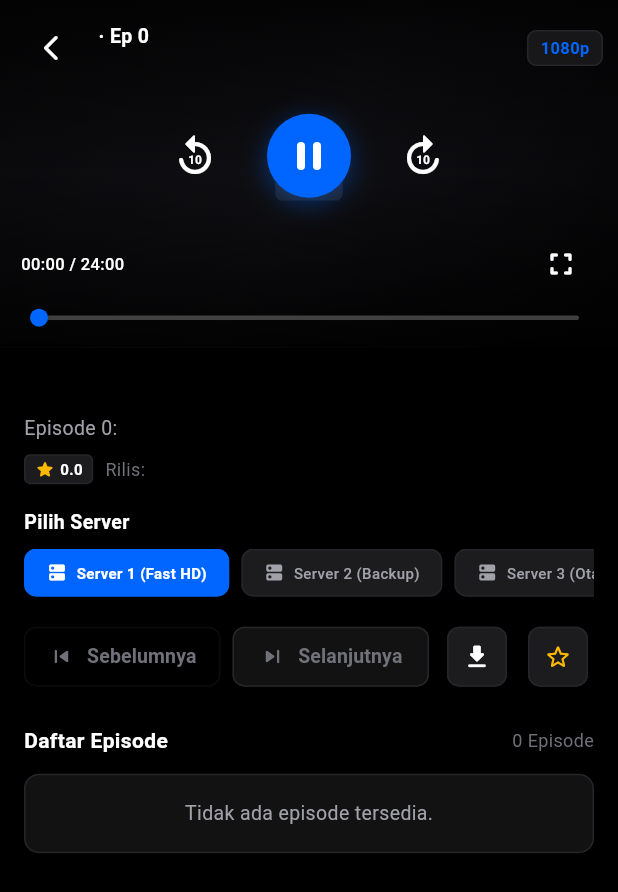
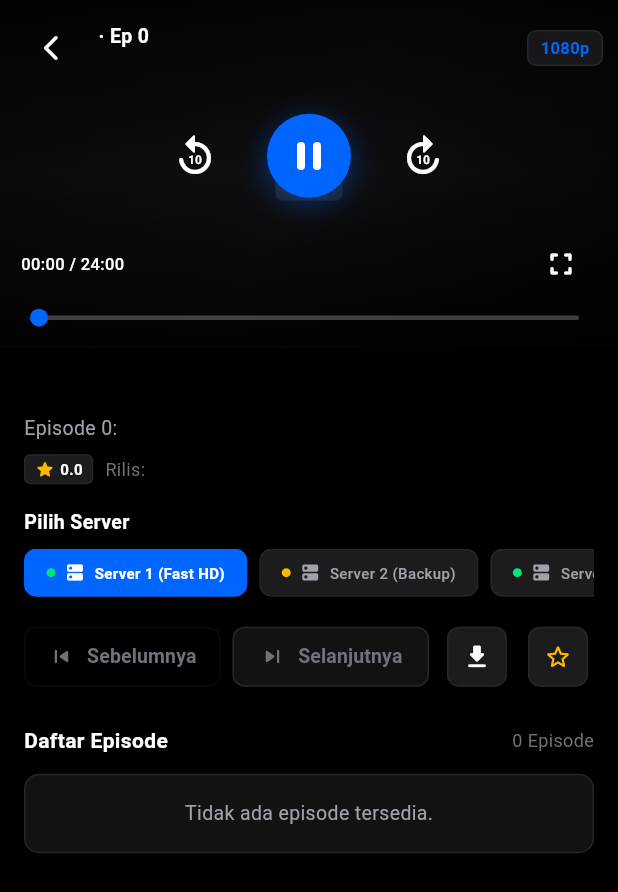
Before and after one commit to andika-x-pplg/nimewa, a Flutter app: the AnimeWatchScreen screen opened directly with empty values, on a phone screen of 412 x 824 dp. Shown: the top 892 px of the screen. Run offline on Flutter 3.47's test engine with Material 3 defaults, Android fonts, the phone set to English and light mode, and no system bars; network calls fail.

Commit message:
feat(player): implement multi-server health status and in-player failover alert

```diff
--- a/lib/presentation/screens/anime_watch_screen.dart
+++ b/lib/presentation/screens/anime_watch_screen.dart
@@ -34,12 +34,31 @@ class _AnimeWatchScreenState extends State<AnimeWatchScreen> {
   late String _selectedServer;
   bool _isControlsVisible = true;
   bool _isFullscreen = false;
+  String? _serverErrorMessage;
 
   @override
   void initState() {
     super.initState();
     _currentEpisode = widget.initialEpisode;
     _selectedServer = availableServers.first;
+  }
+
+  bool _isServerAvailable(String server) {
+    return server != 'Server 2 (Backup)';
+  }
+
+  void _onServerSelected(String server) {
+    setState(() {
+      _selectedServer = server;
+      if (!_isServerAvailable(server)) {
+        _isPlaying = false;
+        _serverErrorMessage =
+            'Server 2 sedang gangguan / maintenance. Silakan beralih ke Server 1 atau Server 3 yang aktif.';
+      } else {
+        _serverErrorMessage = null;
+        _isPlaying = true;
+      }
+    });
   }
 
   int get _currentEpisodeIndex {
@@ -153,8 +172,8 @@ class _AnimeWatchScreenState extends State<AnimeWatchScreen> {
           // Background simulation layer
           _buildVideoBackdrop(),
 
-          // Center loading or playing simulation visual
-          if (!_isPlaying)
+          // Center pause indicator visual
+          if (_serverErrorMessage == null && !_isPlaying)
             Center(
               child: Container(
                 padding: const EdgeInsets.symmetric(horizontal: 14, vertical: 6),
@@ -181,12 +200,62 @@ class _AnimeWatchScreenState extends State<AnimeWatchScreen> {
             ),
 
           // Controls overlay
+          if (_serverErrorMessage == null)
             AnimatedOpacity(
               opacity: _isControlsVisible ? 1.0 : 0.0,
               duration: const Duration(milliseconds: 200),
               child: IgnorePointer(
                 ignoring: !_isControlsVisible,
                 child: _buildControlsOverlay(),
+              ),
+            ),
+
+          // In-player error banner overlay (on top of everything)
+          if (_serverErrorMessage != null)
+            Center(
+              child: Container(
+                key: const Key('in_player_server_error_banner'),
+                margin: const EdgeInsets.symmetric(horizontal: 20),
+                padding: const EdgeInsets.all(14),
+                decoration: BoxDecoration(
+                  color: const Color(0xFF181206).withValues(alpha: 0.95),
+                  borderRadius: BorderRadius.circular(12),
+                  border: Border.all(color: const Color(0xFFFFB800)),
+                ),
+                child: Column(
+                  mainAxisSize: MainAxisSize.min,
+                  children: [
+                    Row(
+                      children: [
+                        const Icon(Icons.warning_amber_rounded, color: Color(0xFFFFB800), size: 22),
+                        const SizedBox(width: 8),
+                        Expanded(
+                          child: Text(
+                            _serverErrorMessage!,
+                            style: AppTypography.bodySmall.copyWith(
+                              color: Colors.white,
+                              fontWeight: FontWeight.w600,
+                              fontSize: 12,
+                            ),
+                          ),
+                        ),
+                      ],
+                    ),
+                    const SizedBox(height: 12),
+                    ElevatedButton.icon(
+                      key: const Key('btn_switch_to_active_server'),
+                      onPressed: () => _onServerSelected('Server 1 (Fast HD)'),
+                      icon: const Icon(Icons.swap_horiz_rounded, size: 16),
+                      label: const Text('Ganti ke Server 1 (Aktif)'),
+                      style: ElevatedButton.styleFrom(
+                        backgroundColor: AppColors.accentBlue,
+                        foregroundColor: Colors.white,
+                        padding: const EdgeInsets.symmetric(horizontal: 14, vertical: 8),
+                        shape: RoundedRectangleBorder(borderRadius: BorderRadius.circular(8)),
+                      ),
+                    ),
+                  ],
+                ),
               ),
             ),
         ],
@@ -539,14 +608,11 @@ class _AnimeWatchScreenState extends State<AnimeWatchScreen> {
           child: Row(
             children: availableServers.map((server) {
               final isSelected = server == _selectedServer;
+              final isAvailable = _isServerAvailable(server);
               return Padding(
                 padding: const EdgeInsets.only(right: 8.0),
                 child: InkWell(
-                  onTap: () {
-                    setState(() {
-                      _selectedServer = server;
-                    });
-                  },
+                  onTap: () => _onServerSelected(server),
                   borderRadius: BorderRadius.circular(8),
                   child: AnimatedContainer(
                     duration: const Duration(milliseconds: 180),
@@ -562,6 +628,15 @@ class _AnimeWatchScreenState extends State<AnimeWatchScreen> {
                     child: Row(
                       mainAxisSize: MainAxisSize.min,
                       children: [
+                        Container(
+                          width: 6,
+                          height: 6,
+                          margin: const EdgeInsets.only(right: 6),
+                          decoration: BoxDecoration(
+                            shape: BoxShape.circle,
+                            color: isAvailable ? const Color(0xFF00E676) : const Color(0xFFFFB800),
+                          ),
+                        ),
                         Icon(
                           Icons.dns_rounded,
                           size: 14,
```
Also changed, not shown: 1 other file. Lines whose indentation alone changed are shown as unchanged.
